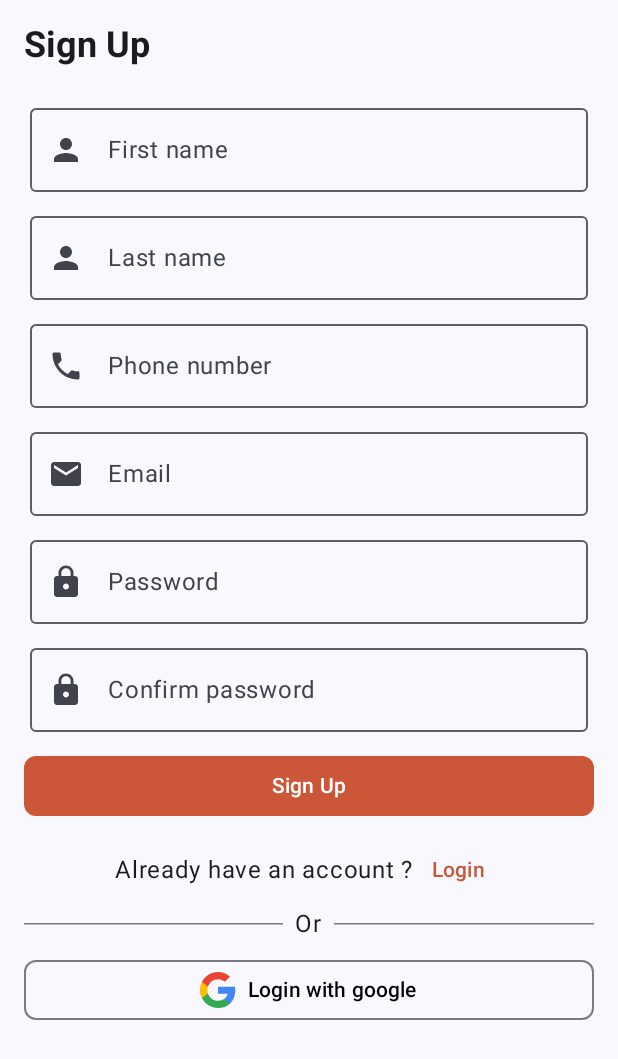
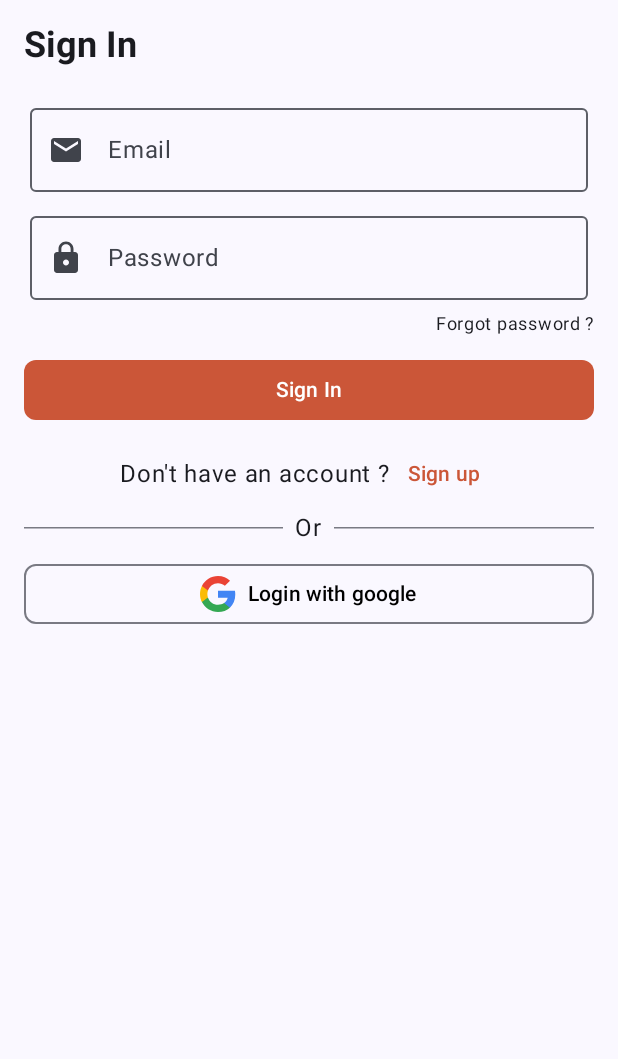
Before and after one commit to Akshatzzz/ShoppingKart, an Android app built with Jetpack Compose: the screen it shows after launch (MainActivity), on a phone screen of 412 x 824 dp. Shown: the top 1059 px of the screen. Run offline under Robolectric (Android 15) with nearby library versions, the phone set to English and light mode, and no system bars.

Commit message:
added loginScreen

```diff
--- a/app/src/main/java/com/codestarterr/shopkart/MainActivity.kt
+++ b/app/src/main/java/com/codestarterr/shopkart/MainActivity.kt
@@ -12,6 +12,7 @@ import androidx.compose.material3.Text
 import androidx.compose.runtime.Composable
 import androidx.compose.ui.Modifier
 import androidx.compose.ui.tooling.preview.Preview
+import com.codestarterr.shopkart.shopping.presentation.LoginScreen
 import com.codestarterr.shopkart.shopping.presentation.SignUpScreen
 import com.codestarterr.shopkart.ui.theme.ShopKartTheme
 
@@ -22,7 +23,7 @@ class MainActivity : ComponentActivity() {
         setContent {
             ShopKartTheme {
                 Scaffold(modifier = Modifier.fillMaxSize()) { innerPadding ->
-                    SignUpScreen(modifier = Modifier.padding(innerPadding))
+                    LoginScreen(modifier = Modifier.padding(innerPadding))
                 }
             }
         }
--- /dev/null
+++ b/app/src/main/java/com/codestarterr/shopkart/shopping/presentation/LoginScreen.kt
@@ -0,0 +1,153 @@
+package com.codestarterr.shopkart.shopping.presentation
+
+import androidx.compose.foundation.Image
+import androidx.compose.foundation.layout.Arrangement
+import androidx.compose.foundation.layout.Column
+import androidx.compose.foundation.layout.Row
+import androidx.compose.foundation.layout.Spacer
+import androidx.compose.foundation.layout.fillMaxSize
+import androidx.compose.foundation.layout.fillMaxWidth
+import androidx.compose.foundation.layout.padding
+import androidx.compose.foundation.layout.size
+import androidx.compose.foundation.shape.RoundedCornerShape
+import androidx.compose.material.icons.Icons
+import androidx.compose.material.icons.filled.Email
+import androidx.compose.material.icons.filled.Lock
+import androidx.compose.material.icons.filled.Person
+import androidx.compose.material.icons.filled.Phone
+import androidx.compose.material3.Button
+import androidx.compose.material3.ButtonDefaults
+import androidx.compose.material3.HorizontalDivider
+import androidx.compose.material3.OutlinedButton
+import androidx.compose.material3.Text
+import androidx.compose.material3.TextButton
+import androidx.compose.runtime.Composable
+import androidx.compose.runtime.getValue
+import androidx.compose.runtime.mutableStateOf
+import androidx.compose.runtime.remember
+import androidx.compose.runtime.setValue
+import androidx.compose.ui.Alignment
+import androidx.compose.ui.Modifier
+import androidx.compose.ui.platform.LocalContext
+import androidx.compose.ui.res.colorResource
+import androidx.compose.ui.res.painterResource
+import androidx.compose.ui.text.TextStyle
+import androidx.compose.ui.text.font.FontWeight
+import androidx.compose.ui.text.input.PasswordVisualTransformation
+import androidx.compose.ui.text.style.TextAlign
+import androidx.compose.ui.unit.dp
+import androidx.compose.ui.unit.sp
+import com.codestarterr.shopkart.R
+import com.codestarterr.shopkart.shopping.presentation.utils.CustomTextField
+import java.nio.file.WatchEvent
+
+@Composable
+fun LoginScreen(modifier: Modifier = Modifier)  {
+    val context = LocalContext.current
+    var email by remember { mutableStateOf("") }
+    var password by remember { mutableStateOf("") }
+    Column(
+        modifier = Modifier
+            .fillMaxSize()
+            .padding(16.dp),
+        horizontalAlignment = Alignment.CenterHorizontally
+    ) {
+        Text(
+            text = "Sign In",
+            style = TextStyle(fontWeight = FontWeight.Bold),
+            fontSize = 24.sp,
+            modifier = modifier
+                .padding(bottom = 16.dp)
+                .align(Alignment.Start)
+
+        )
+
+        CustomTextField(
+            value = email,
+            onValueChange = {
+                email = it
+            },
+            leadingIcon = Icons.Default.Email,
+            modifier = Modifier
+                .fillMaxWidth()
+                .padding(4.dp),
+            label = "Email",
+            singleLine = true
+        )
+
+        CustomTextField(
+            value = password,
+            onValueChange = {
+                password = it
+            },
+            leadingIcon = Icons.Default.Lock,
+            modifier = Modifier
+                .fillMaxWidth()
+                .padding(4.dp),
+            label = "Password",
+            singleLine = true,
+            visualTransformation = PasswordVisualTransformation(),
+        )
+
+        Text("Forgot password ?", fontSize = 12.sp, textAlign = TextAlign.End, modifier = Modifier.fillMaxWidth())
+
+        Button(
+            onClick = {
+                if (email.isNotBlank() && password.isNotBlank()) {
+                    context.printToast("SignUp successful")
+                } else {
+                    context.printToast("please fill all the fields")
+                }
+            }, modifier = Modifier
+                .fillMaxWidth()
+                .padding(
+                    vertical = 8.dp
+                ), shape = RoundedCornerShape(8.dp), colors = ButtonDefaults.buttonColors(
+                containerColor = colorResource(R.color.button_container)
+            )
+        ) {
+            Text("Sign In")
+        }
+
+        Row(
+            modifier = Modifier
+                .fillMaxWidth(),
+            verticalAlignment = Alignment.CenterVertically,
+            horizontalArrangement = Arrangement.Center
+        ) {
+            Text("Don't have an account ?")
+            TextButton(
+                onClick = {}
+            ) {
+                Text("Sign up", color = colorResource(R.color.button_container))
+            }
+        }
+
+        Row(
+            modifier = Modifier
+                .fillMaxWidth(),
+            verticalAlignment = Alignment.CenterVertically
+        ) {
+            HorizontalDivider(modifier = Modifier.weight(1f))
+            Text(text = "Or", modifier = Modifier.padding(horizontal = 8.dp))
+            HorizontalDivider(modifier = Modifier.weight(1f))
+        }
+
+        OutlinedButton(
+            onClick = {},
+            modifier = Modifier
+                .fillMaxWidth()
+                .padding(vertical = 8.dp),
+            shape = RoundedCornerShape(8.dp),
+
+            ) {
+            Image(
+                painter = painterResource(R.drawable.logo_google),
+                contentDescription = null,
+                modifier = Modifier.size(24.dp)
+            )
+            Spacer(modifier = Modifier.size(8.dp))
+            Text("Login with google", color = colorResource(R.color.black))
+        }
+    }
+}
```
